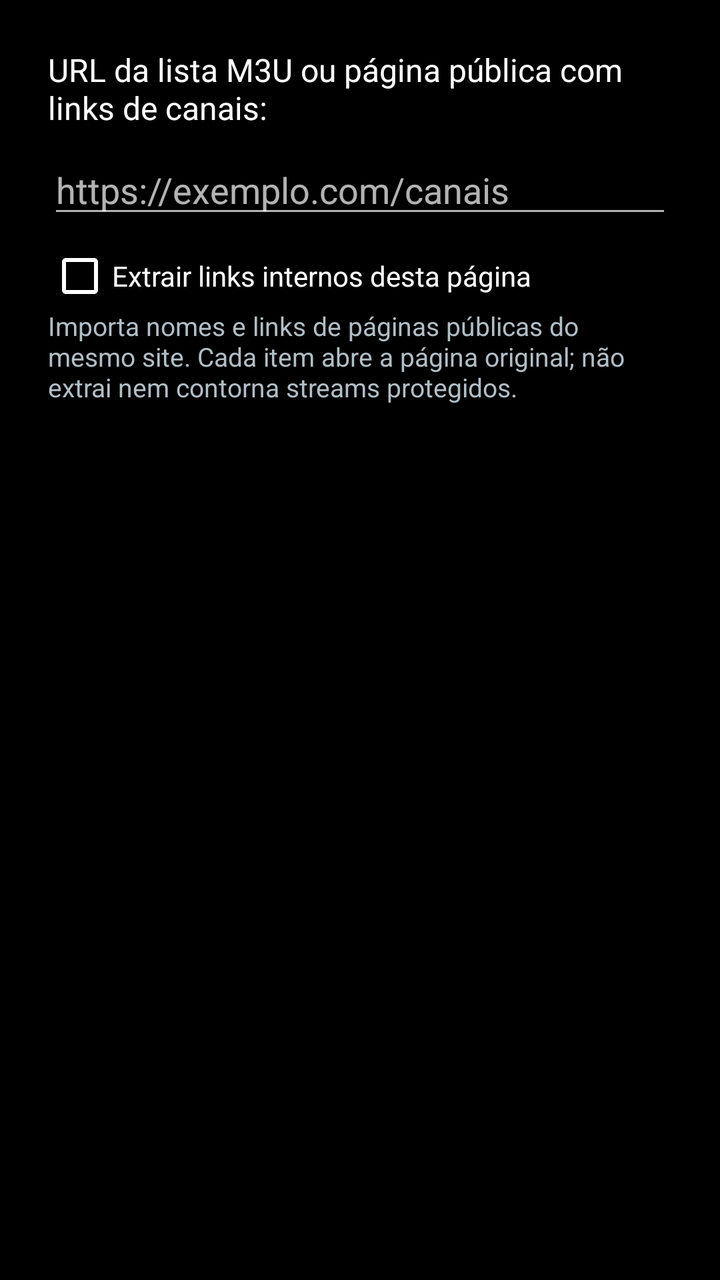
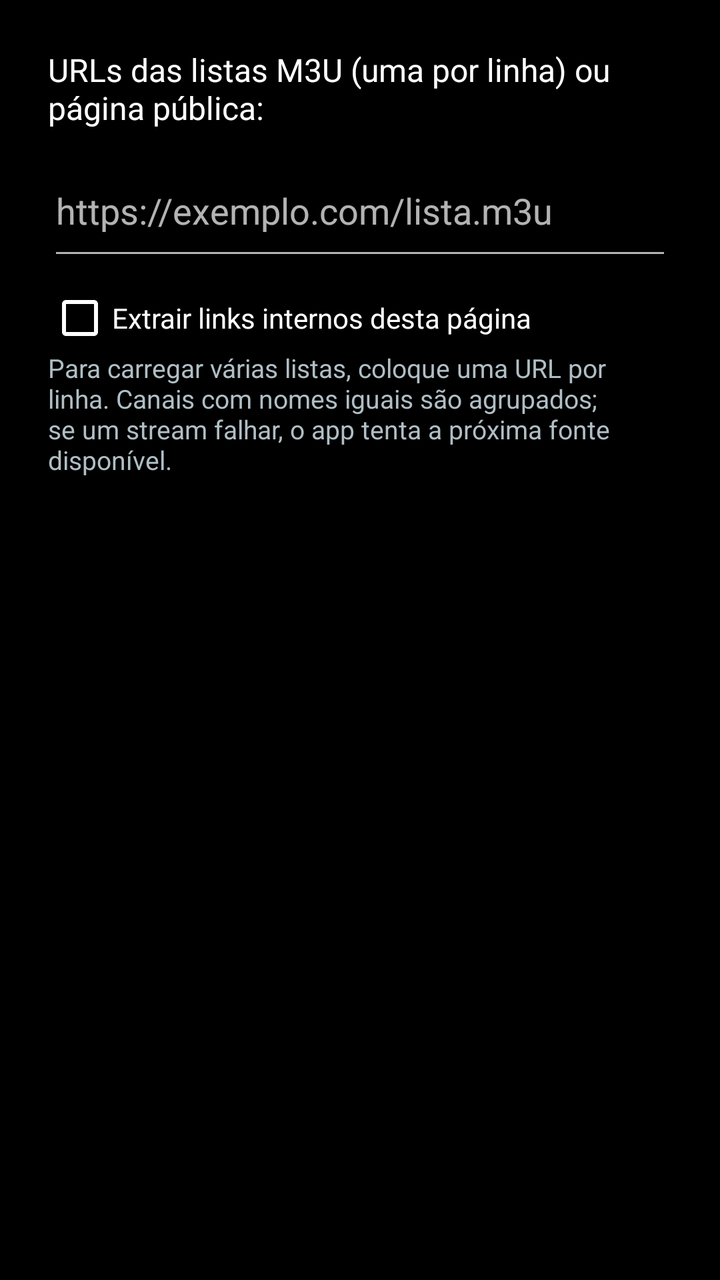

Screens rendered from an Android XML layout before and after an edit, with the pre-edit source and the edit as a unified diff.
<!-- AndroidManifest.xml: application theme Theme.StickTV -->
<!-- res/layout/dialog_settings.xml -->
<?xml version="1.0" encoding="utf-8"?>
<LinearLayout xmlns:android="http://schemas.android.com/apk/res/android"
    android:layout_width="match_parent"
    android:layout_height="wrap_content"
    android:orientation="vertical"
    android:padding="24dp">

    <TextView
        android:layout_width="wrap_content"
        android:layout_height="wrap_content"
        android:text="URL da lista M3U ou página pública com links de canais:"
        android:textColor="@color/white"
        android:textSize="16sp" />

    <EditText
        android:id="@+id/urlInput"
        android:layout_width="match_parent"
        android:layout_height="wrap_content"
        android:layout_marginTop="8dp"
        android:hint="https://exemplo.com/canais"
        android:imeOptions="actionDone|flagNoExtractUi"
        android:importantForAutofill="no"
        android:inputType="textUri"
        android:singleLine="true"
        android:textColor="@color/white" />

    <CheckBox
        android:id="@+id/extractPageLinks"
        android:layout_width="match_parent"
        android:layout_height="wrap_content"
        android:layout_marginTop="8dp"
        android:buttonTint="@color/white"
        android:text="Extrair links internos desta página"
        android:textColor="@color/white" />

    <TextView
        android:layout_width="match_parent"
        android:layout_height="wrap_content"
        android:text="Importa nomes e links de páginas públicas do mesmo site. Cada item abre a página original; não extrai nem contorna streams protegidos."
        android:textColor="@color/text_secondary"
        android:textSize="13sp" />

    <TextView
        android:id="@+id/settingsInfo"
        android:layout_width="wrap_content"
        android:layout_height="wrap_content"
        android:layout_marginTop="12dp"
        android:textColor="@color/text_secondary"
        android:textSize="14sp" />
</LinearLayout>
<!-- resources referenced by this layout -->
<resources>
  <color name="text_secondary">#FFB0BEC5</color>
  <color name="white">#FFFFFFFF</color>
  <style name="Theme.StickTV" parent="Theme.AppCompat.NoActionBar">
          <item name="android:windowBackground">@color/black</item>
          <item name="android:windowFullscreen">true</item>
          <item name="colorPrimary">@color/accent</item>
          <item name="colorPrimaryDark">@color/black</item>
          <item name="colorAccent">@color/accent</item>
      </style>
  <color name="black">#FF000000</color>
  <color name="accent">#FF2979FF</color>
</resources>

<!-- the commit's change to res/layout/dialog_settings.xml (unified diff, before → after) -->
@@ -8,7 +8,7 @@
     <TextView
         android:layout_width="wrap_content"
         android:layout_height="wrap_content"
-        android:text="URL da lista M3U ou página pública com links de canais:"
+        android:text="URLs das listas M3U (uma por linha) ou página pública:"
         android:textColor="@color/white"
         android:textSize="16sp" />
 
@@ -17,11 +17,12 @@
         android:layout_width="match_parent"
         android:layout_height="wrap_content"
         android:layout_marginTop="8dp"
-        android:hint="https://exemplo.com/canais"
+        android:hint="https://exemplo.com/lista.m3u"
         android:imeOptions="actionDone|flagNoExtractUi"
         android:importantForAutofill="no"
-        android:inputType="textUri"
-        android:singleLine="true"
+        android:inputType="textMultiLine|textUri"
+        android:minLines="2"
+        android:maxLines="5"
         android:textColor="@color/white" />
 
     <CheckBox
@@ -36,7 +37,7 @@
     <TextView
         android:layout_width="match_parent"
         android:layout_height="wrap_content"
-        android:text="Importa nomes e links de páginas públicas do mesmo site. Cada item abre a página original; não extrai nem contorna streams protegidos."
+        android:text="Para carregar várias listas, coloque uma URL por linha. Canais com nomes iguais são agrupados; se um stream falhar, o app tenta a próxima fonte disponível."
         android:textColor="@color/text_secondary"
         android:textSize="13sp" />
 
